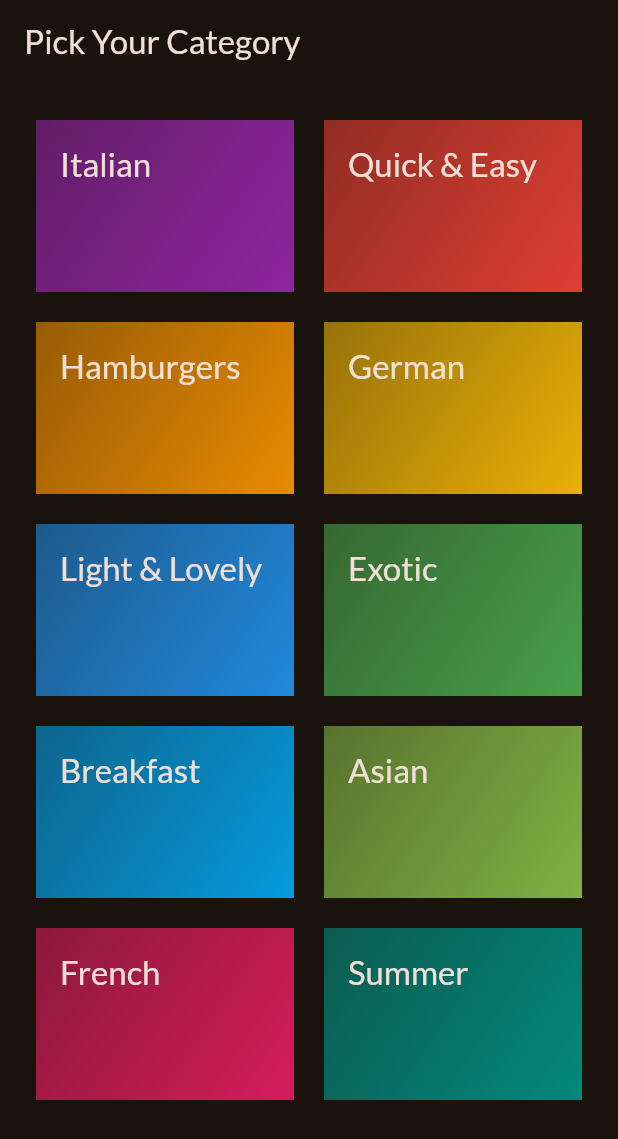
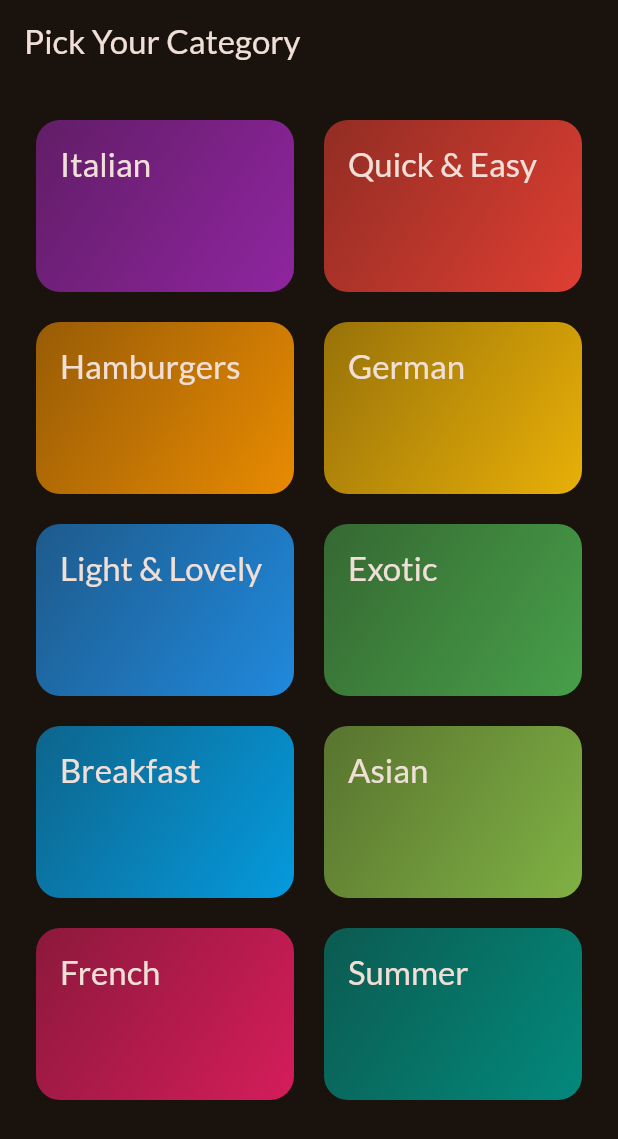
Before and after one commit to Mervan-Torlak/My_Recipes, a Flutter app: the screen it shows after launch, on a phone screen of 412 x 824 dp. Shown: the top 1139 px of the screen. Run offline on Flutter 3.47's test engine with Material 2 defaults, Android fonts, the phone set to English and light mode, and no system bars; our stand-ins replace google_fonts.

Commit message:
bişiler

```diff
--- a/lib/main.dart
+++ b/lib/main.dart
@@ -1,5 +1,4 @@
 import 'package:flutter/material.dart';
-
 import 'package:google_fonts/google_fonts.dart';
 import 'package:my_recipes/screens/categories.dart';
 
@@ -21,9 +20,6 @@ class App extends StatelessWidget {
 
   @override
   Widget build(BuildContext context) {
-    return MaterialApp(
-      theme: theme,
-      home: const CategoriesScreen(),
-    );
+    return MaterialApp(theme: theme, home: const CategoriesScreen());
   }
 }
--- a/lib/widgets/category_grid_item.dart
+++ b/lib/widgets/category_grid_item.dart
@@ -5,15 +5,22 @@ class CategoryGridItem extends StatelessWidget {
   const CategoryGridItem({
     super.key,
     required this.category,
+    required this.onSelectCategory,
   });
 
   final Category category;
+  final void Function() onSelectCategory;
 
   @override
   Widget build(BuildContext context) {
-    return Container(
+    return InkWell(
+      onTap: onSelectCategory,
+      splashColor: Theme.of(context).primaryColor,
+      borderRadius: BorderRadius.circular(16),
+      child: Container(
         padding: const EdgeInsets.all(16),
         decoration: BoxDecoration(
+          borderRadius: BorderRadius.circular(16),
           gradient: LinearGradient(
             colors: [
               category.color.withOpacity(0.55),
@@ -29,6 +36,7 @@ class CategoryGridItem extends StatelessWidget {
                 color: Theme.of(context).colorScheme.onBackground,
               ),
         ),
+      ),
     );
   }
 }
```
Also changed, not shown: lib/screens/categories.dart (+20 -1 lines), lib/screens/meals.dart (added, +53 -0 lines). Lines whose indentation alone changed are shown as unchanged.
